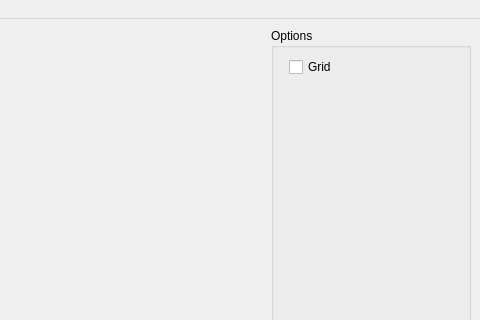
The window that ui/main.ui (sdbg-opt-sw/LDC_Simulator) describes before a commit, drawn with Qt 5; both pictures show x 320 to 800 and y 0 to 320 of the 800 by 601 pixel window.
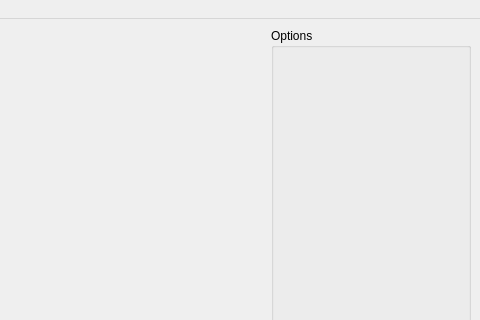
The same window after the commit.

What changed in the file:
```diff
--- a/ui/main.ui
+++ b/ui/main.ui
@@ -229,13 +229,6 @@
          <item row="0" column="0">
           <layout class="QFormLayout" name="formLayout"/>
          </item>
-         <item row="0" column="1">
-          <widget class="QCheckBox" name="checkBox">
-           <property name="text">
-            <string>Grid</string>
-           </property>
-          </widget>
-         </item>
         </layout>
        </widget>
       </item>
```
Left out of the diff: 12 changed lines with no effect on the pictures.
